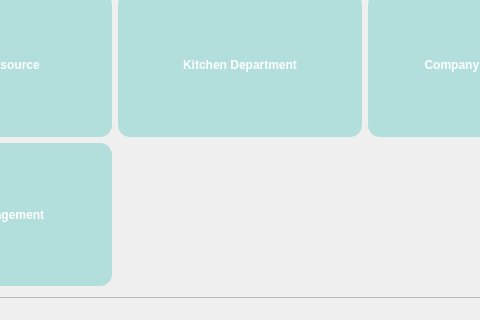
Qt form procurementsys.ui (zadockmaloba/ProcurementSys) before a commit; both pictures show x 371 to 851 and y 287 to 607 of the 1016 by 607 pixel window.
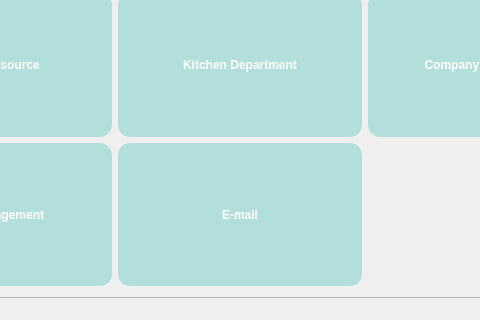
The same form after that commit. Icons and pictures are not drawn.

```diff
--- a/procurementsys.ui
+++ b/procurementsys.ui
@@ -2072,6 +2072,30 @@
                    </property>
                   </widget>
                  </item>
+                 <item row="3" column="1">
+                  <widget class="QPushButton" name="pushButton_14">
+                   <property name="sizePolicy">
+                    <sizepolicy hsizetype="Minimum" vsizetype="Expanding">
+                     <horstretch>0</horstretch>
+                     <verstretch>0</verstretch>
+                    </sizepolicy>
+                   </property>
+                   <property name="text">
+                    <string>E-mail</string>
+                   </property>
+                   <property name="icon">
+                    <iconset>
+                     <normalon>:/financeicons/textures/PNG/029-email.png</normalon>
+                    </iconset>
+                   </property>
+                   <property name="iconSize">
+                    <size>
+                     <width>64</width>
+                     <height>64</height>
+                    </size>
+                   </property>
+                  </widget>
+                 </item>
                 </layout>
                </widget>
               </item>
```
